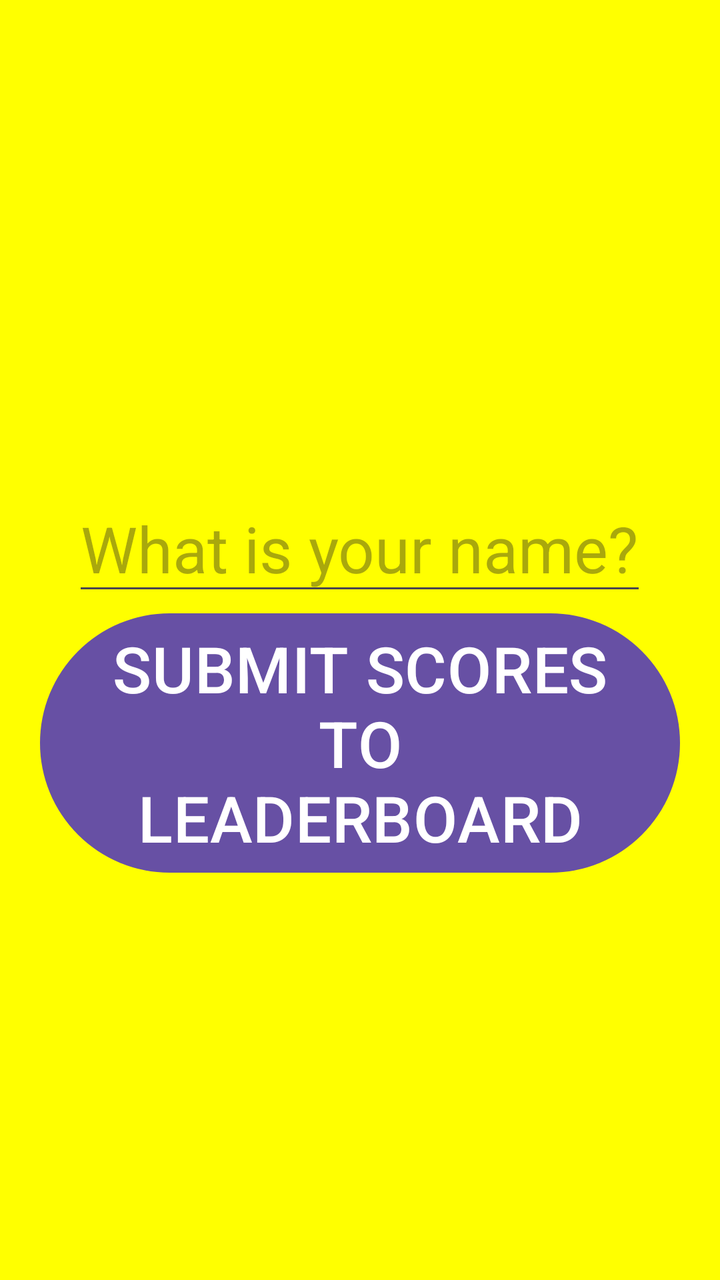
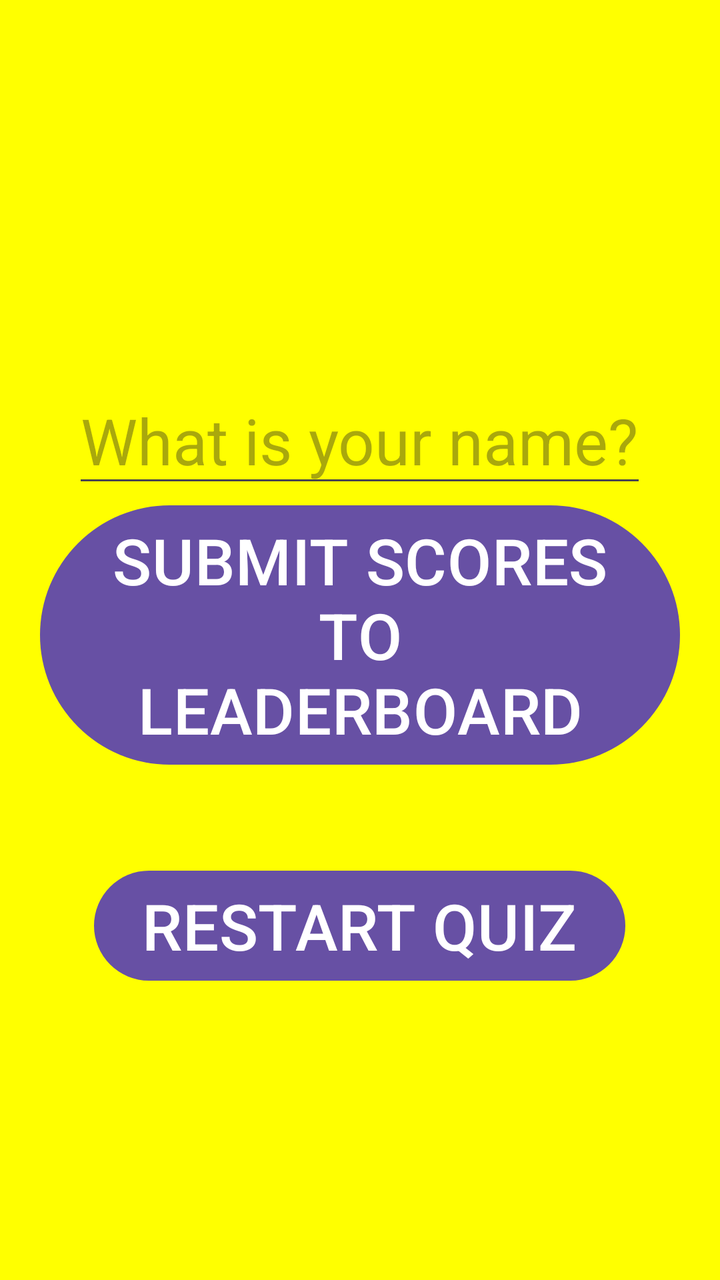

An Android layout rendered at two revisions. The XML below is the earlier revision; the diff shows what the commit changed to produce the second picture.
<!-- AndroidManifest.xml: application theme Theme.QuizAppLJV1 -->
<!-- res/layout/activity_score.xml -->
<?xml version="1.0" encoding="utf-8"?>
<LinearLayout
    android:layout_width="match_parent"
    android:layout_height="match_parent"
    android:orientation="vertical"
    android:gravity="center"
    android:background="@color/yellow"
    xmlns:android="http://schemas.android.com/apk/res/android">

    <TextView
        android:layout_width="wrap_content"
        android:layout_height="wrap_content"
        android:text=""
        android:textSize="32sp"
        android:id="@+id/scoreTV"
        android:textColor="@color/black"
        />
    <EditText
        android:layout_width="wrap_content"
        android:layout_height="wrap_content"
        android:hint="What is your name?"
        android:textSize="32sp"
        android:id="@+id/nameET"
        />
    <Button
        android:layout_width="wrap_content"
        android:layout_height="wrap_content"
        android:textSize="32sp"
        android:id="@+id/leaderboardBTN"
        android:text="SUBMIT SCORES TO LEADERBOARD"
        />




</LinearLayout>
<!-- resources referenced by this layout -->
<resources>
  <color name="black">#FF000000</color>
  <color name="yellow">#FFFF00</color>
  <style name="Theme.QuizAppLJV1" parent="Base.Theme.QuizAppLJV1" />
  <style name="Base.Theme.QuizAppLJV1" parent="Theme.Material3.DayNight.NoActionBar">
          
          
      </style>
</resources>

<!-- the commit's change to res/layout/activity_score.xml (unified diff, before → after) -->
@@ -30,7 +30,13 @@
         android:text="SUBMIT SCORES TO LEADERBOARD"
         />
 
-
+    <Button
+        android:id="@+id/restartBTN"
+        android:layout_width="wrap_content"
+        android:layout_height="wrap_content"
+        android:layout_marginTop="45sp"
+        android:text="RESTART QUIZ"
+        android:textSize="32sp" />
 
 
 </LinearLayout>
